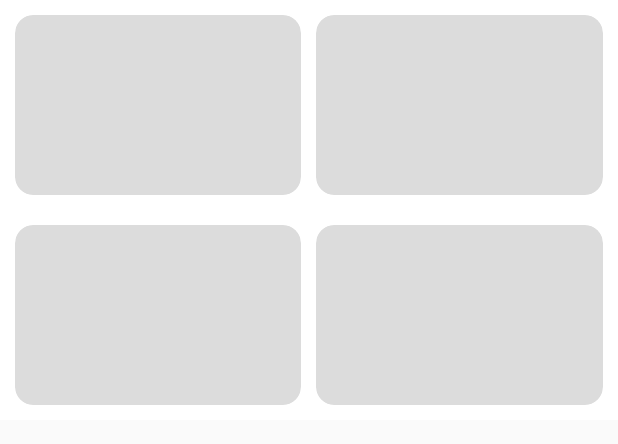
After one commit to mayuroks/Mobile-Test-Project, an Android app: the layout item_placeholder.xml on its own in the app's theme, with its tools: preview values and no code run, on a phone screen of 412 x 824 dp. The commit adds this screen. Shown: the top 444 px of the screen. Run offline under Robolectric (Android 15) with nearby library versions, the phone set to English and light mode, and no system bars.

Commit message:
shimmer loader + placeholder item + minor updates to scrollListener + viewTypes for placeholder and image item

```diff
--- a/app/build.gradle
+++ b/app/build.gradle
@@ -54,4 +54,5 @@ dependencies {
     compile 'com.facebook.fresco:fresco:1.5.0'
     compile 'com.android.support:cardview-v7:25.3.1'
     compile 'com.daimajia.numberprogressbar:library:1.4@aar'
+    compile 'com.facebook.shimmer:shimmer:0.1.0@aar'
 }
--- /dev/null
+++ b/app/src/main/res/layout/item_placeholder.xml
@@ -0,0 +1,103 @@
+<?xml version="1.0" encoding="utf-8"?>
+<LinearLayout
+    xmlns:android="http://schemas.android.com/apk/res/android"
+    xmlns:app="http://schemas.android.com/apk/res-auto"
+    android:layout_width="match_parent"
+    android:layout_height="wrap_content"
+    android:orientation="vertical">
+
+    <LinearLayout
+        android:layout_width="match_parent"
+        android:layout_height="wrap_content"
+        android:background="@color/colorCardBackGround"
+        android:orientation="horizontal"
+        android:padding="10dp"
+        android:baselineAligned="false">
+
+        <com.facebook.shimmer.ShimmerFrameLayout
+            android:id="@+id/shimmer1"
+            android:layout_width="0dp"
+            android:layout_height="wrap_content"
+            android:layout_weight="1"
+            app:angle="cw_0"
+            app:auto_start="true"
+            app:tilt="0"
+            app:duration="1000">
+
+            <android.support.v7.widget.CardView
+                android:layout_width="match_parent"
+                android:layout_height="120dp"
+                app:cardBackgroundColor="@color/colorTextFaded"
+                app:cardCornerRadius="@dimen/card_corner_radius"
+                app:cardElevation="0dp" />
+        </com.facebook.shimmer.ShimmerFrameLayout>
+
+        <com.facebook.shimmer.ShimmerFrameLayout
+            android:id="@+id/shimmer2"
+            android:layout_width="0dp"
+            android:layout_height="wrap_content"
+            android:layout_marginLeft="10dp"
+            android:layout_weight="1"
+            app:angle="cw_0"
+            app:tilt="0"
+            app:auto_start="true"
+            app:duration="1000">
+
+            <android.support.v7.widget.CardView
+                android:layout_width="match_parent"
+                android:layout_height="120dp"
+                app:cardBackgroundColor="@color/colorTextFaded"
+                app:cardCornerRadius="@dimen/card_corner_radius"
+                app:cardElevation="0dp" />
+        </com.facebook.shimmer.ShimmerFrameLayout>
+
+    </LinearLayout>
+
+    <LinearLayout
+        android:layout_width="match_parent"
+        android:layout_height="wrap_content"
+        android:background="@color/colorCardBackGround"
+        android:orientation="horizontal"
+        android:padding="10dp"
+        android:baselineAligned="false">
+
+        <com.facebook.shimmer.ShimmerFrameLayout
+            android:id="@+id/shimmer3"
+            android:layout_width="0dp"
+            android:layout_height="wrap_content"
+            android:layout_weight="1"
+            app:angle="cw_0"
+            app:tilt="0"
+            app:auto_start="true"
+            app:duration="1000">
+
+            <android.support.v7.widget.CardView
+                android:layout_width="match_parent"
+                android:layout_height="120dp"
+                app:cardBackgroundColor="@color/colorTextFaded"
+                app:cardCornerRadius="@dimen/card_corner_radius"
+                app:cardElevation="0dp" />
+        </com.facebook.shimmer.ShimmerFrameLayout>
+
+        <com.facebook.shimmer.ShimmerFrameLayout
+            android:id="@+id/shimmer4"
+            android:layout_width="0dp"
+            android:layout_height="wrap_content"
+            android:layout_marginLeft="10dp"
+            android:layout_weight="1"
+            app:angle="cw_0"
+            app:tilt="0"
+            app:auto_start="true"
+            app:duration="1000">
+
+            <android.support.v7.widget.CardView
+                android:layout_width="match_parent"
+                android:layout_height="120dp"
+                app:cardBackgroundColor="@color/colorTextFaded"
+                app:cardCornerRadius="@dimen/card_corner_radius"
+                app:cardElevation="0dp" />
+        </com.facebook.shimmer.ShimmerFrameLayout>
+
+    </LinearLayout>
+
+</LinearLayout>
```
Also changed, not shown: app/src/main/java/project/test/mobile/gallery/GalleryActivity.java (+49 -11 lines), app/src/main/java/project/test/mobile/gallery/GalleryPresenterImpl.java (+1 -1 lines), app/src/main/java/project/test/mobile/gallery/ImagesAdapter.java (+83 -34 lines), app/src/main/java/project/test/mobile/gallery/holders/VH_Image.java (added, +29 -0 lines), app/src/main/java/project/test/mobile/gallery/holders/VH_Placeholder.java (added, +34 -0 lines), app/src/main/java/project/test/mobile/models/SearchResultImage.java (+9 -0 lines), app/src/main/java/project/test/mobile/utils/EndlessRecyclerViewScrollListener.java (+10 -1 lines), app/src/main/res/layout/activity_gallery.xml (+8 -8 lines).
